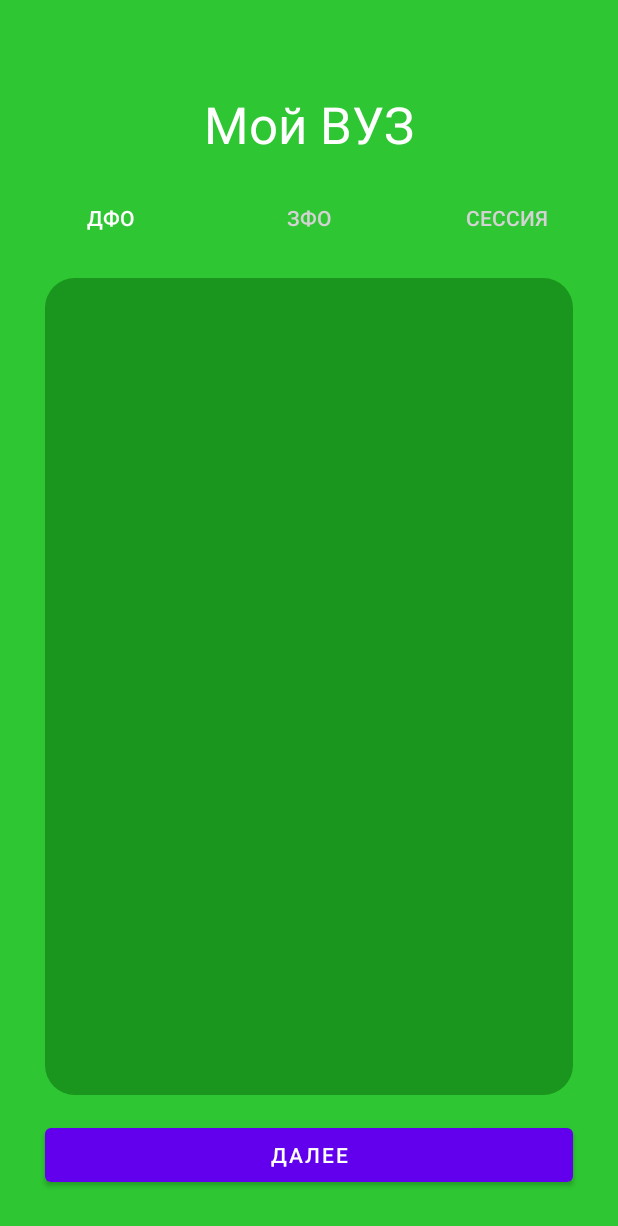
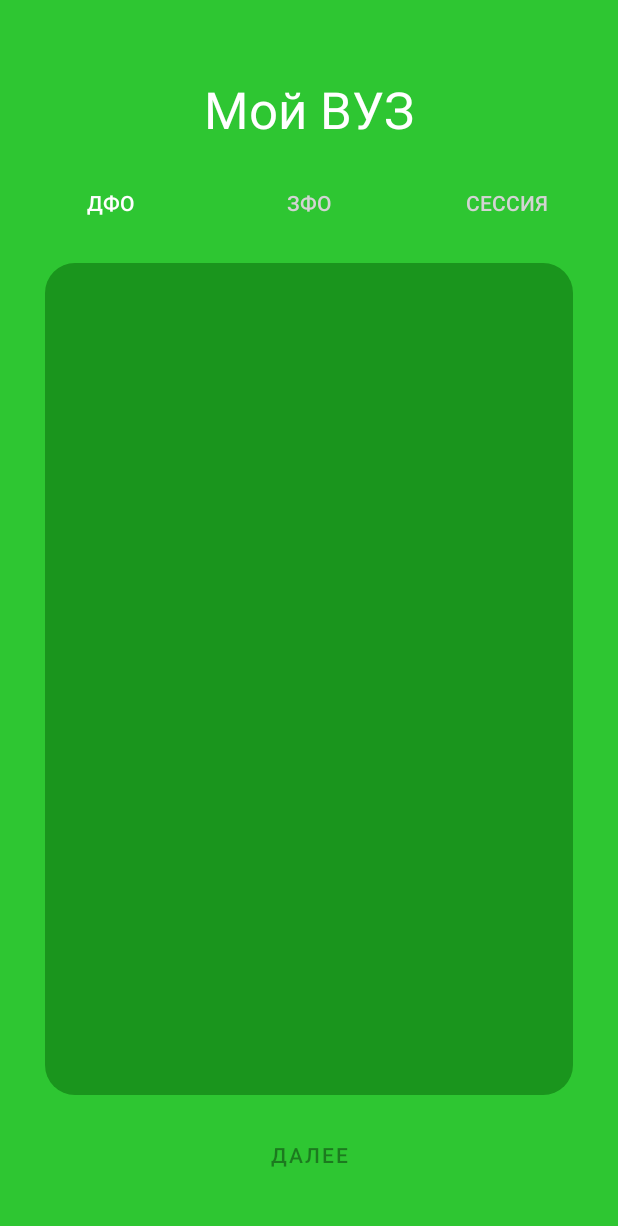
Before and after one commit to ipon1105/DayliFill, an Android app: the screen it shows after launch (MainActivity), on a phone screen of 412 x 824 dp. Shown: the top 1226 px of the screen. Run offline under Robolectric (Android 15) with nearby library versions, the phone set to English and light mode, and no system bars.

Commit message:
edit btnNext

```diff
--- a/MyUniversity/app/src/main/java/com/example/myuniversity/MainActivity.java
+++ b/MyUniversity/app/src/main/java/com/example/myuniversity/MainActivity.java
@@ -70,6 +70,7 @@ public class MainActivity extends AppCompatActivity {
         btnNext = (Button) findViewById(R.id.btnNext);
 
         list = (RecyclerView) findViewById(R.id.instituteList);
+
         GridLayoutManager layoutManager = new GridLayoutManager(this, 1);
 
         list.setLayoutManager(layoutManager);
@@ -83,6 +84,7 @@ public class MainActivity extends AppCompatActivity {
 
             }
         });
+        btnNext.setEnabled(false);
 
         //"https://www.sevsu.ru/univers/shedule", "1"
         //AsyncTask<String, Void, ArrayList<String>> a = new Downloader().execute();
--- a/MyUniversity/app/src/main/res/layout/activity_main.xml
+++ b/MyUniversity/app/src/main/res/layout/activity_main.xml
@@ -12,7 +12,7 @@
         android:id="@+id/title"
         android:layout_width="wrap_content"
         android:layout_height="wrap_content"
-        android:layout_marginTop="60dp"
+        android:layout_marginTop="50dp"
         android:text="@string/app_name_ru"
         android:textColor="@color/textColor"
         android:textSize="34sp"
@@ -70,6 +70,7 @@
         android:layout_marginStart="30dp"
         android:layout_marginEnd="30dp"
         android:layout_marginBottom="30dp"
+        android:background="@android:color/transparent"
         android:text="Далее"
         app:layout_constraintBottom_toBottomOf="parent"
         app:layout_constraintEnd_toEndOf="parent"
```
